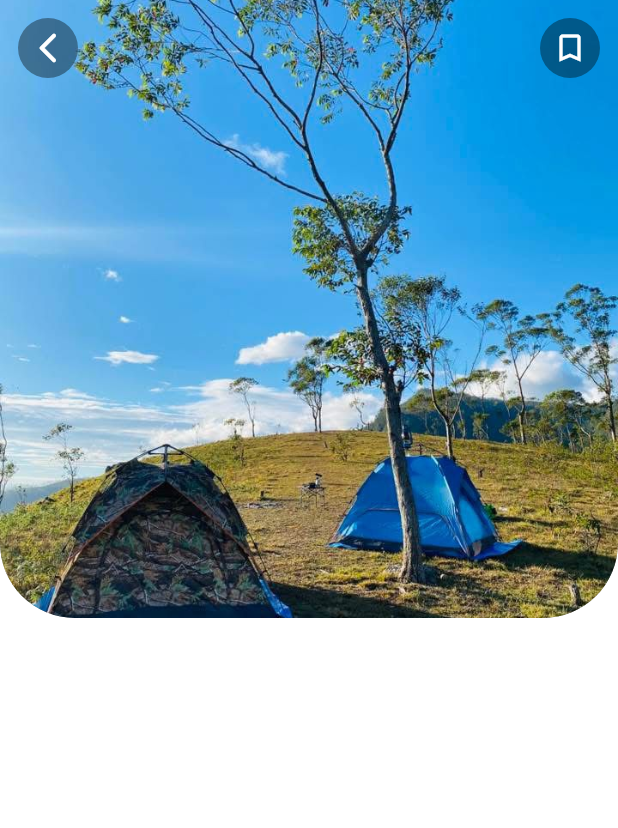
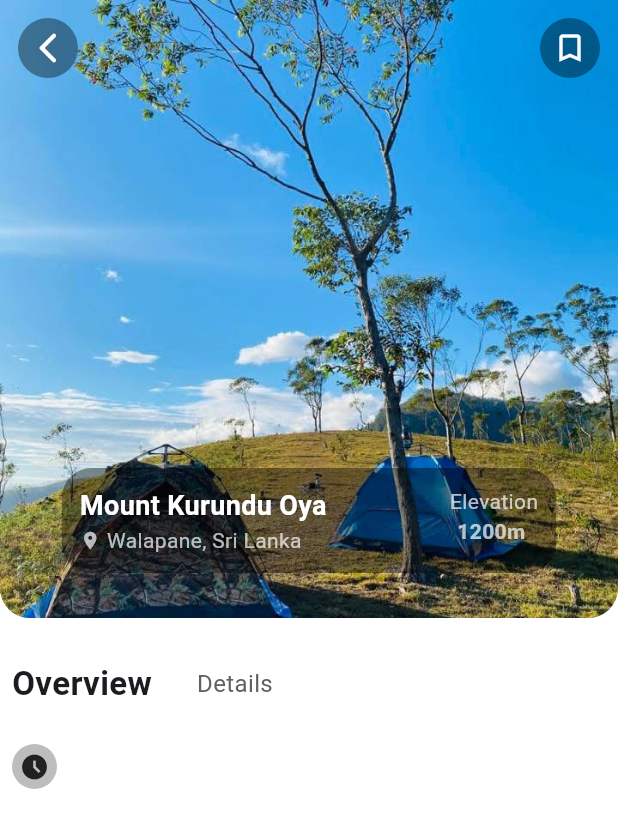
Before and after one commit to Eranga035225/app_for_travel_tales_flutter, a Flutter app: the screen it shows after launch, on a phone screen of 412 x 824 dp. Shown: the top 828 px of the screen. Run offline on Flutter 3.47's test engine with Material 3 defaults, Android fonts, the phone set to English and light mode, and no system bars; our stand-ins replace font_awesome_flutter, google_fonts.

Commit message:
developing thwe  place view screen

```diff
--- a/lib/screens/place_view.dart
+++ b/lib/screens/place_view.dart
@@ -15,7 +15,7 @@ class PlaceView extends StatelessWidget {
             width: size.width,
             decoration: BoxDecoration(
               color: Colors.grey,
-              borderRadius: BorderRadius.only(bottomLeft: Radius.circular(50), bottomRight: Radius.circular(50)),
+              borderRadius: BorderRadius.only(bottomLeft: Radius.circular(20), bottomRight: Radius.circular(20)),
               image: DecorationImage(
                 image: AssetImage('assets/images/1.jpeg'),
                 fit: BoxFit.cover
@@ -53,10 +53,87 @@ class PlaceView extends StatelessWidget {
                   ],),
                 ),
               ),
+              Align(
+                alignment: Alignment.bottomCenter,
+                child: Padding(
+                  padding: const EdgeInsets.only(bottom: 30.0),
+                  child: Container(
+                    padding: EdgeInsets.all(12),
+                    width: size.width  * 0.8,
+                    height: 70,
+                    decoration: BoxDecoration(
+                      color: Colors.black.withAlpha(100),
+                      borderRadius: BorderRadius.circular(20)
+                    ),
+                    child: Row(
+                      crossAxisAlignment: CrossAxisAlignment.center,
+                      children: [
+                        Column(
+                          crossAxisAlignment: CrossAxisAlignment.start,
+                          children: [
+                            Text('Mount Kurundu Oya', style: TextStyle(color: Colors.white, fontSize: 18, fontWeight: FontWeight.bold),),
+                            Row(
+                              children: [
+                                Icon(Icons.location_on, color: Colors.white70, size: 14,),
+                                SizedBox(width: 4,),
+                                Text('Walapane, Sri Lanka', style: TextStyle(color: Colors.white70, fontSize: 14),),
+                              ],
+                            )
+                          ],
+
+                        ),
+                        Spacer(),
+                        Column(
+                          children: [
+                            Text('Elevation', style: TextStyle(color: Colors.white70, fontSize: 14),),
+                            Text('1200m ', style: TextStyle(color: Colors.white70, fontSize: 14, fontWeight: FontWeight.bold),),
+
+                          ],
+                        )
+                      ],
+
+                    )
+
+
+                  ),
+                ),
+              )
+
 
             ],
 
           )
+          ),
+          Padding(
+            padding: const EdgeInsets.all(8.0),
+            child: Column(
+              children: [
+                SizedBox(height: 20,),
+                Row(
+                  crossAxisAlignment: CrossAxisAlignment.center,
+                  children: [
+                  Text('Overview', style: TextStyle(fontSize: 22, fontWeight: FontWeight.bold),),
+                  SizedBox(width: 30,),
+                  Text('Details', style: TextStyle(fontSize: 16, color: Colors.grey.shade700),),
+                ],),
+                SizedBox(height: 25,),
+                Row(
+                  children: [
+                  Row(
+                    children: [
+                      CircleAvatar(
+                        radius: 15,
+                        backgroundColor: Colors.grey.shade400,
+                        child: Icon(Icons.access_time_filled_outlined, size: 20,color: Colors.grey.shade900,),
+                      )
+
+                    ],
+                  )
+                  ],
+                )
+
+                  ],
+            ),
           )
 
         ],
```
